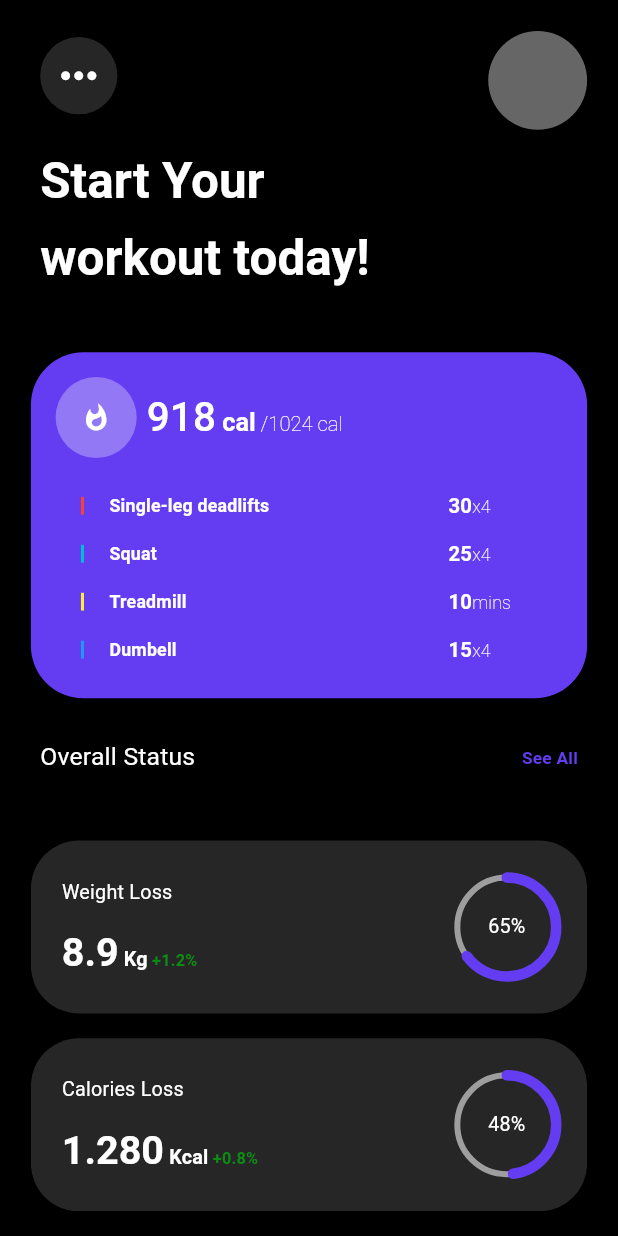
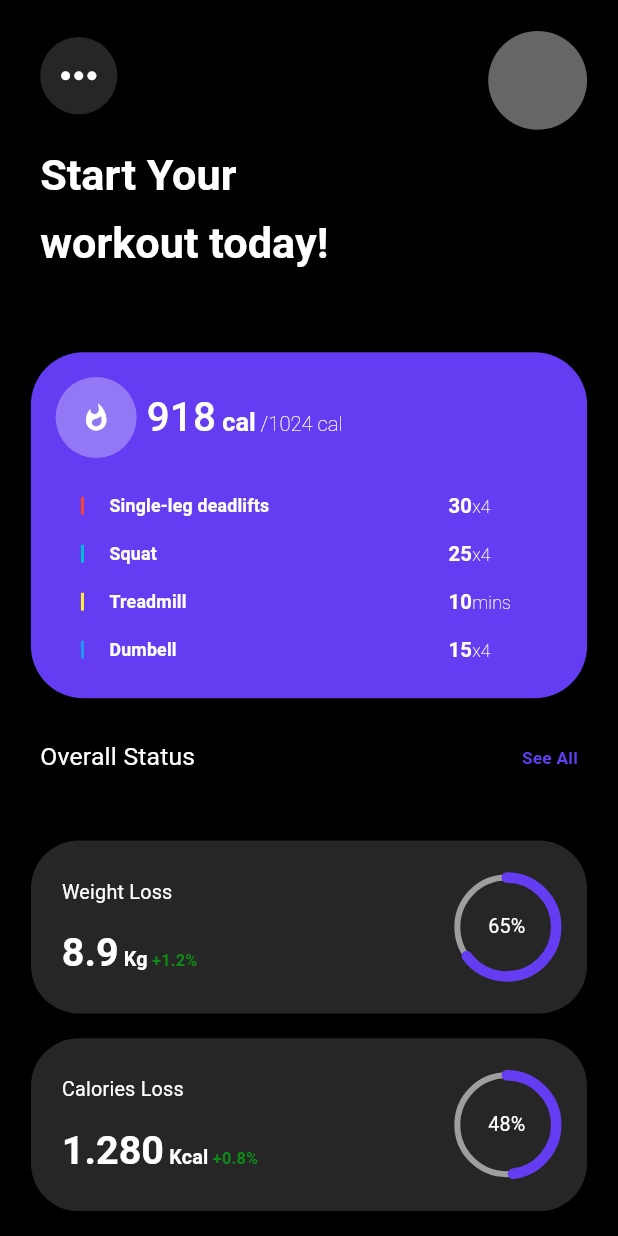
Before and after one commit to bhawesh2002/workout_planner_app_ui, a Flutter app: the screen it shows after launch, on a phone screen of 412 x 824 dp. Run offline on Flutter 3.47's test engine with Material 3 defaults, Android fonts, the phone set to English and light mode, and no system bars; our stand-ins replace google_fonts.

Commit message:
Decrease font size of HeadlineText

```diff
--- a/lib/widgets/headline_text.dart
+++ b/lib/widgets/headline_text.dart
@@ -13,7 +13,7 @@ class HeadlineText extends StatelessWidget {
           style: Theme.of(context)
               .textTheme
               .headlineMedium
-              ?.copyWith(fontSize: MediaQuery.of(context).size.width * 0.08),
+              ?.copyWith(fontSize: MediaQuery.of(context).size.width * 0.07),
         ),
         SizedBox(
           height: MediaQuery.of(context).size.height * 0.01,
@@ -23,7 +23,7 @@ class HeadlineText extends StatelessWidget {
           style: Theme.of(context)
               .textTheme
               .headlineMedium
-              ?.copyWith(fontSize: MediaQuery.of(context).size.width * 0.08),
+              ?.copyWith(fontSize: MediaQuery.of(context).size.width * 0.07),
         ),
       ],
     );
```
